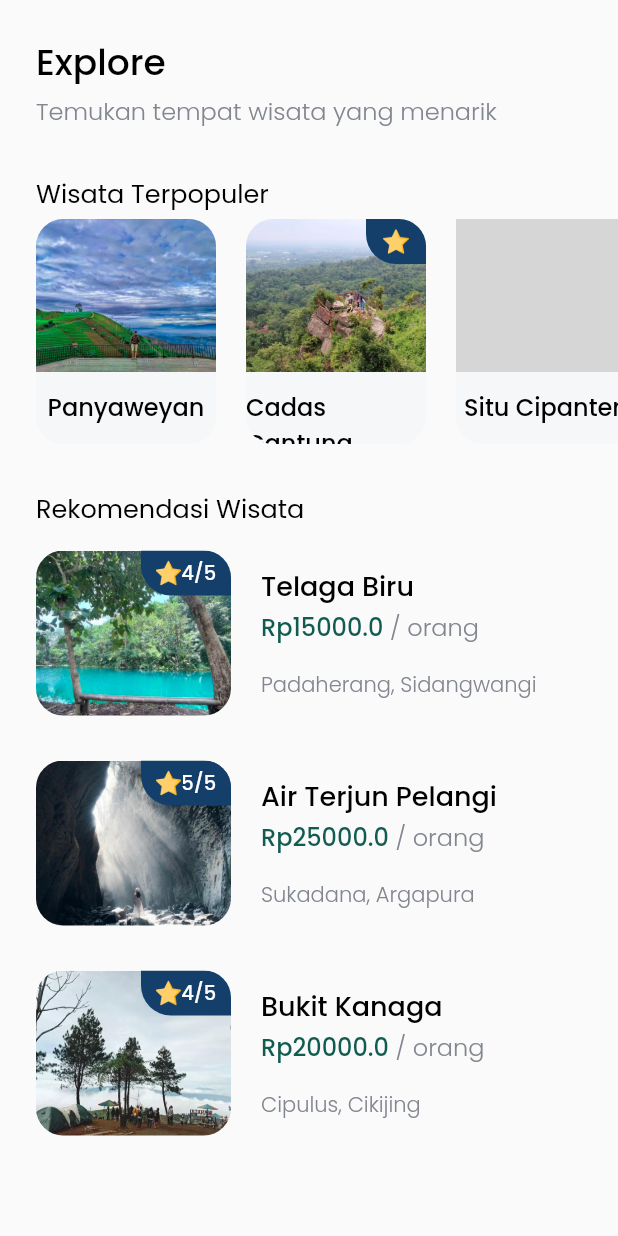
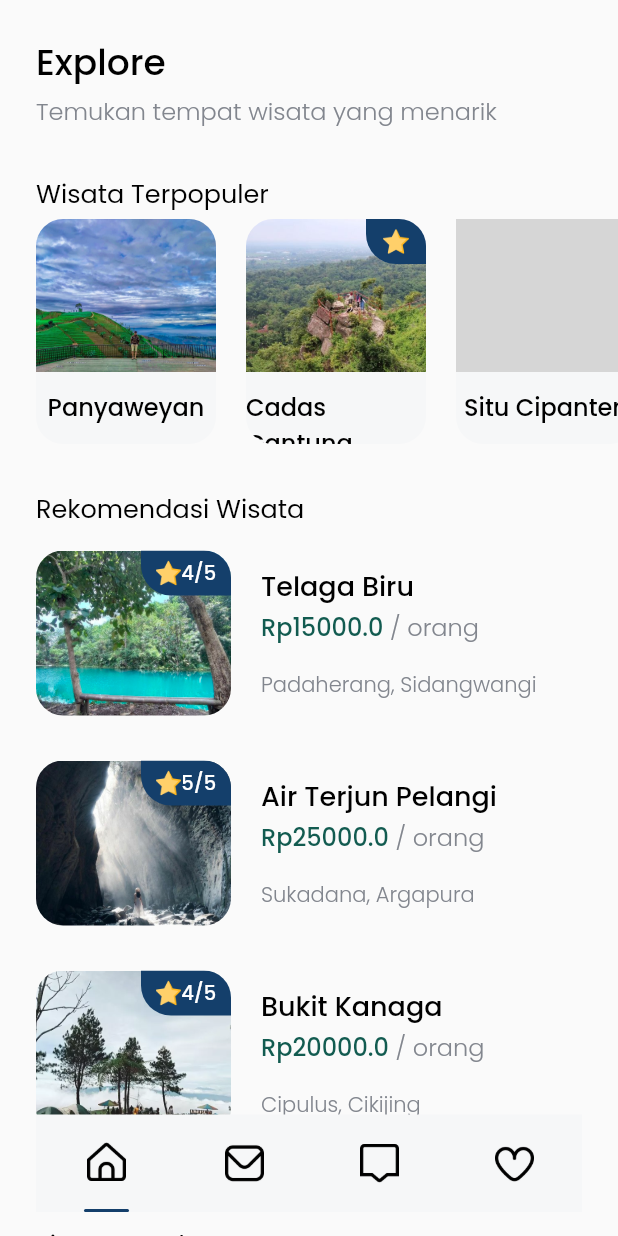
Before and after one commit to cahyaind/etiket, a Flutter app: the Homepage screen opened directly, on a phone screen of 412 x 824 dp. Run offline on Flutter 3.47's test engine with Material 2 defaults, Android fonts, the phone set to English and light mode, and no system bars; our stand-ins replace google_fonts; grey boxes are pictures that could not be loaded.

Commit message:
bottom navigation bar

```diff
--- a/lib/pages/homepage.dart
+++ b/lib/pages/homepage.dart
@@ -1,6 +1,7 @@
 import 'package:etiket/models/ow.dart';
 import 'package:etiket/models/rekomen.dart';
 import 'package:etiket/models/tips.dart';
+import 'package:etiket/widgets/bottom_navbar.dart';
 import 'package:etiket/widgets/ow_card.dart';
 import 'package:etiket/widgets/rekomen_card.dart';
 import 'package:etiket/widgets/tips_card.dart';
@@ -15,10 +16,9 @@ class Homepage extends StatelessWidget {
     return Scaffold(
       body: SafeArea(
         bottom: false,
-        child: Padding(
-          padding: EdgeInsets.symmetric(vertical: edge),
         child: ListView(
           children: [
+            SizedBox(height: edge),
             // HEADER
             Padding(
               padding: EdgeInsets.only(left: edge),
@@ -168,10 +168,43 @@ class Homepage extends StatelessWidget {
                 ],
               ),
             ),
+            SizedBox(height: 50 + edge),
+
           ],
         ),
       ),
+      floatingActionButton: Container(
+                height: 65,
+                width: MediaQuery.of(context).size.width - (2 * edge),
+                margin: EdgeInsets.symmetric(
+                  horizontal: edge,
                 ),
+                decoration: BoxDecoration(
+                  color: bgColor,
+                ),
+                child: Row(
+                  mainAxisAlignment: MainAxisAlignment.spaceAround,
+                  children: [
+                    BottomNavbar(
+                      imageUrl: 'assets/icons/home.png',
+                      isActive: true,
+                    ),
+                    BottomNavbar(
+                      imageUrl: 'assets/icons/email.png',
+                      isActive: false,
+                    ),
+                    BottomNavbar(
+                      imageUrl: 'assets/icons/card.png',
+                      isActive: false,
+                    ),
+                    BottomNavbar(
+                      imageUrl: 'assets/icons/favorite.png',
+                      isActive: false,
+                    ),
+                  ],
+                ),
+              ),
+              floatingActionButtonLocation: FloatingActionButtonLocation.centerFloat,
     );
   }
 }
--- a/lib/theme.dart
+++ b/lib/theme.dart
@@ -7,6 +7,7 @@ Color blackColor = Color(0xff000000);
 Color whiteColor = Color(0xffFFFFFF);
 // Color whiteColor = Colors.white;
 Color greyColor = Color(0xff82868E);
+Color bgColor = Color(0xfff6f7f8);
 
 double edge = 24;
 
--- /dev/null
+++ b/lib/widgets/bottom_navbar.dart
@@ -0,0 +1,34 @@
+import 'package:etiket/theme.dart';
+import 'package:flutter/material.dart';
+
+class BottomNavbar extends StatelessWidget {
+
+  final String imageUrl;
+  final bool isActive;
+
+  BottomNavbar({required this.imageUrl, required this.isActive});
+
+  // const BottomNavbar(, {Key? key}) : super(key: key);
+
+  @override
+  Widget build(BuildContext context) {
+    return Column(
+      children: [
+        Spacer(),
+        Image.asset(
+          imageUrl,
+          width: 26,
+        ),
+        Spacer(),
+        isActive ? Container(
+          width: 30,
+          height: 2,
+          decoration: BoxDecoration(
+            color: blueColor,
+            borderRadius: BorderRadius.circular(1000),
+          ),
+        ) : Container(),
+      ],
+    );
+  }
+}
--- a/pubspec.yaml
+++ b/pubspec.yaml
@@ -55,6 +55,7 @@ flutter:
   # To add assets to your application, add an assets section, like this:
   assets:
     - assets/images/
+    - assets/icons/
   # An image asset can refer to one or more resolution-specific "variants", see
   # https://flutter.dev/assets-and-images/#resolution-aware
   # For details regarding adding assets from package dependencies, see
```
Also changed, not shown: assets/icons/card.png (added), assets/icons/email.png (added), assets/icons/favorite.png (added), assets/icons/home.png (added). Lines whose indentation alone changed are shown as unchanged.
